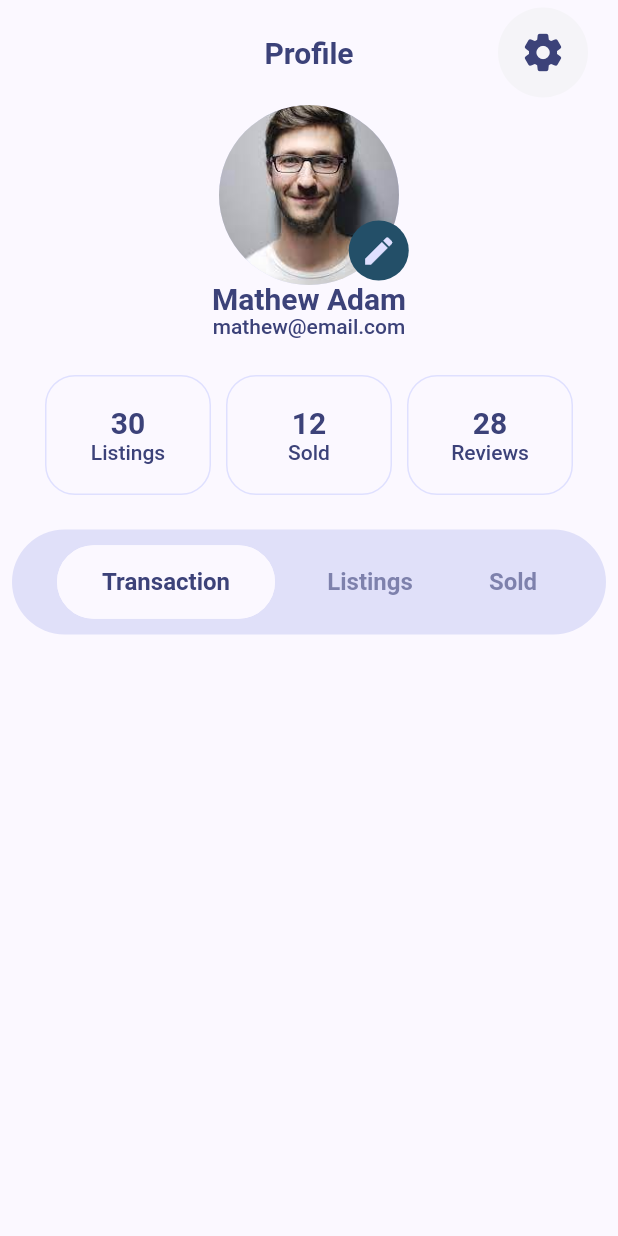
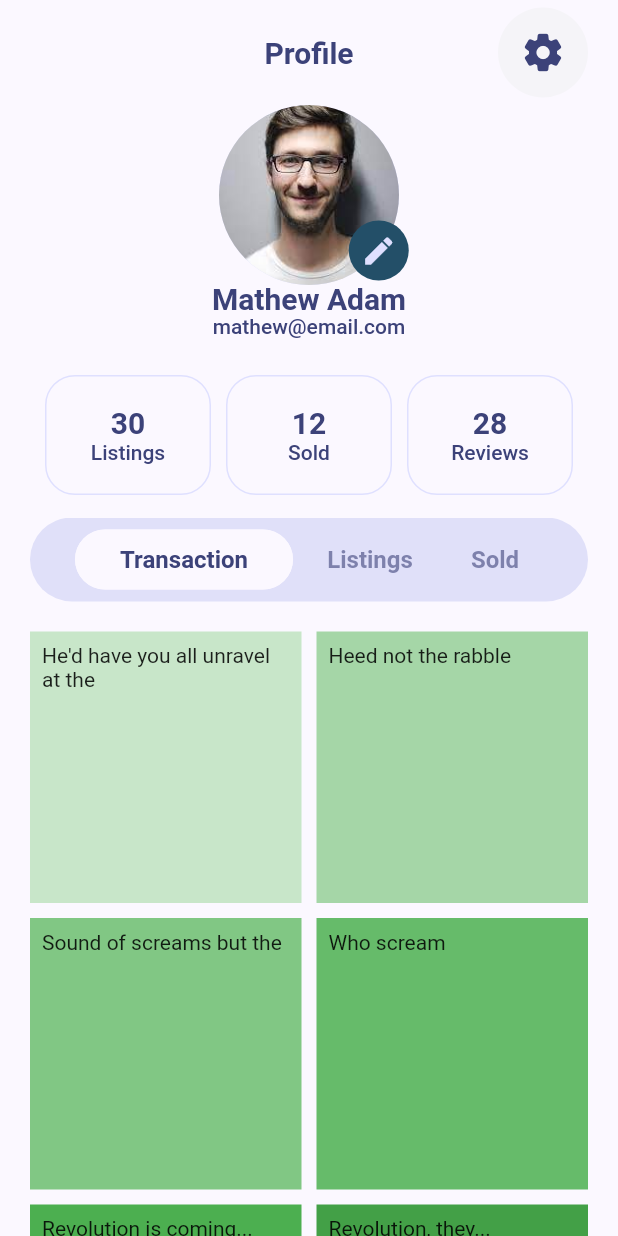
Before and after one commit to toxirjon96/house_trade, a Flutter app: the screen it shows after launch, on a phone screen of 412 x 824 dp. Run offline on Flutter 3.47's test engine with Material 2 defaults, Android fonts, the phone set to English and light mode, and no system bars; our stand-ins replace flutter_riverpod, google_fonts.

Commit message:
app modified

```diff
--- a/lib/src/pages/profile_page/profile_page.dart
+++ b/lib/src/pages/profile_page/profile_page.dart
@@ -48,7 +48,7 @@
               ),
             ),
             const SizedBox(height: 15),
-            const RowButtons(),
+            const Expanded(child: RowButtons()),
           ],
         ),
       ),
--- a/lib/src/pages/profile_page/widget/p_custom_text_button.dart
+++ b/lib/src/pages/profile_page/widget/p_custom_text_button.dart
@@ -19,7 +19,6 @@
           ? TextButton.styleFrom(
               padding: const EdgeInsets.symmetric(
                 horizontal: 30,
-                vertical: 15,
               ),
               backgroundColor: Theme.of(context).colorScheme.background,
               side: BorderSide(
--- a/lib/src/pages/profile_page/widget/p_row_buttons.dart
+++ b/lib/src/pages/profile_page/widget/p_row_buttons.dart
@@ -5,17 +5,25 @@
 
   @override
   Widget build(BuildContext context, WidgetRef ref) {
-    return Padding(
-      padding: const EdgeInsets.all(8.0),
+    String activeAction = ref.watch(profileProvider);
+    return CustomScrollView(
+      primary: false,
+      slivers: <Widget>[
+        SliverAppBar(
+          pinned: true,
+          backgroundColor: Theme.of(context).colorScheme.background,
+          flexibleSpace: Padding(
+            padding: const EdgeInsets.symmetric(horizontal: 20),
             child: Container(
               padding: const EdgeInsets.symmetric(horizontal: 30),
-        width: double.infinity,
-        height: 70,
               decoration: BoxDecoration(
                 color: Theme.of(context).colorScheme.secondaryContainer,
                 borderRadius: BorderRadius.circular(40),
               ),
-        child: Row(
+              child: Column(
+                mainAxisAlignment: MainAxisAlignment.center,
+                children: [
+                  Row(
                     mainAxisAlignment: MainAxisAlignment.spaceBetween,
                     children: [
                       CustomTextButton(
@@ -25,7 +33,7 @@
                               .read(profileProvider.notifier)
                               .setActiveAction("transaction");
                         },
-              isActive: ref.watch(profileProvider) == 'transaction',
+                        isActive: activeAction == 'transaction',
                       ),
                       CustomTextButton(
                         text: "Listings",
@@ -34,7 +42,7 @@
                               .read(profileProvider.notifier)
                               .setActiveAction("listings");
                         },
-              isActive: ref.watch(profileProvider) == 'listings',
+                        isActive: activeAction == 'listings',
                       ),
                       CustomTextButton(
                         text: "Sold",
@@ -43,11 +51,104 @@
                               .read(profileProvider.notifier)
                               .setActiveAction("sold");
                         },
-              isActive: ref.watch(profileProvider) == 'sold',
+                        isActive: activeAction == 'sold',
+                      ),
+                    ],
                   ),
                 ],
               ),
             ),
+          ),
+        ),
+        SliverPadding(
+          padding: const EdgeInsets.all(20),
+          sliver: SliverGrid.count(
+            crossAxisSpacing: 10,
+            mainAxisSpacing: 10,
+            crossAxisCount: 2,
+            children: <Widget>[
+              Container(
+                padding: const EdgeInsets.all(8),
+                color: Colors.green[100],
+                child: const Text("He'd have you all unravel at the"),
+              ),
+              Container(
+                padding: const EdgeInsets.all(8),
+                color: Colors.green[200],
+                child: const Text('Heed not the rabble'),
+              ),
+              Container(
+                padding: const EdgeInsets.all(8),
+                color: Colors.green[300],
+                child: const Text('Sound of screams but the'),
+              ),
+              Container(
+                padding: const EdgeInsets.all(8),
+                color: Colors.green[400],
+                child: const Text('Who scream'),
+              ),
+              Container(
+                padding: const EdgeInsets.all(8),
+                color: Colors.green[500],
+                child: const Text('Revolution is coming...'),
+              ),
+              Container(
+                padding: const EdgeInsets.all(8),
+                color: Colors.green[600],
+                child: const Text('Revolution, they...'),
+              ),
+            ],
+          ),
+        ),
+      ],
     );
+    //
+    //
+    //   Padding(
+    //   padding: const EdgeInsets.all(8.0),
+    //   child: Container(
+    //     padding: const EdgeInsets.symmetric(horizontal: 30),
+    //     width: double.infinity,
+    //     height: 70,
+    //     decoration: BoxDecoration(
+    //       color: Theme.of(context).colorScheme.secondaryContainer,
+    //       borderRadius: BorderRadius.circular(40),
+    //     ),
+    //     child: Column(
+    //       children: [
+    //         Row(
+    //           mainAxisAlignment: MainAxisAlignment.spaceBetween,
+    //           children: [
+    //             CustomTextButton(
+    //               text: "Transaction",
+    //               onPressed: () {
+    //                 ref
+    //                     .read(profileProvider.notifier)
+    //                     .setActiveAction("transaction");
+    //               },
+    //               isActive: activeAction == 'transaction',
+    //             ),
+    //             CustomTextButton(
+    //               text: "Listings",
+    //               onPressed: () {
+    //                 ref
+    //                     .read(profileProvider.notifier)
+    //                     .setActiveAction("listings");
+    //               },
+    //               isActive: activeAction == 'listings',
+    //             ),
+    //             CustomTextButton(
+    //               text: "Sold",
+    //               onPressed: () {
+    //                 ref.read(profileProvider.notifier).setActiveAction("sold");
+    //               },
+    //               isActive: activeAction == 'sold',
+    //             ),
+    //           ],
+    //         ),
+    //       ],
+    //     ),
+    //   ),
+    // );
   }
 }
```
Lines whose indentation alone changed are shown as unchanged.
